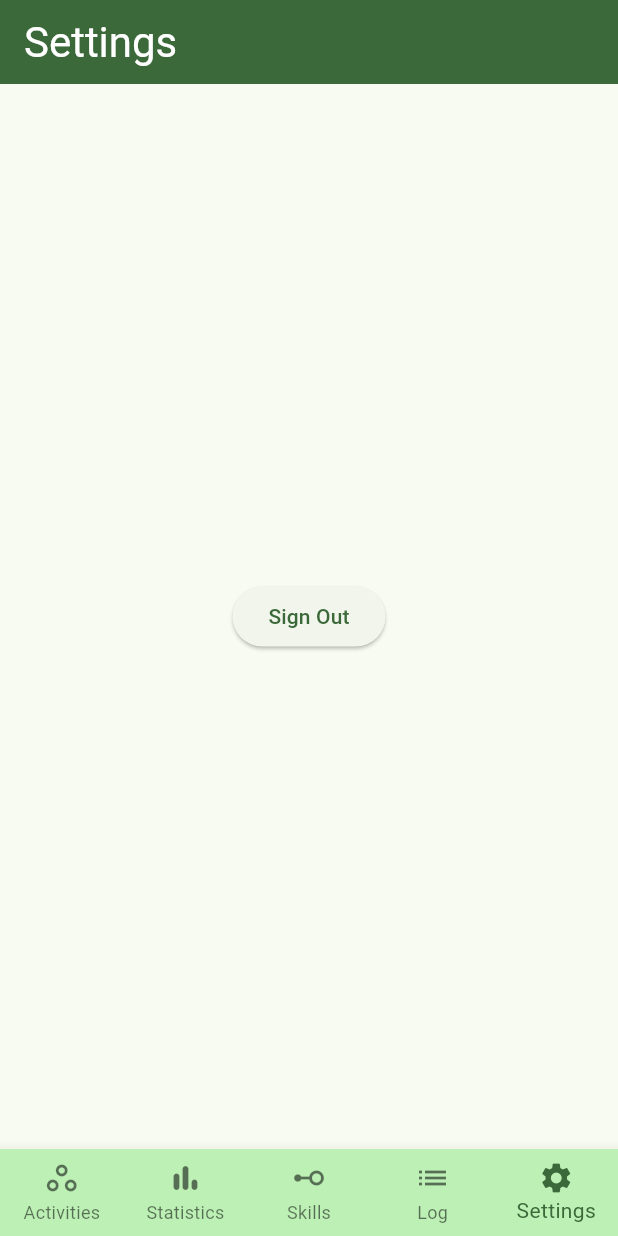
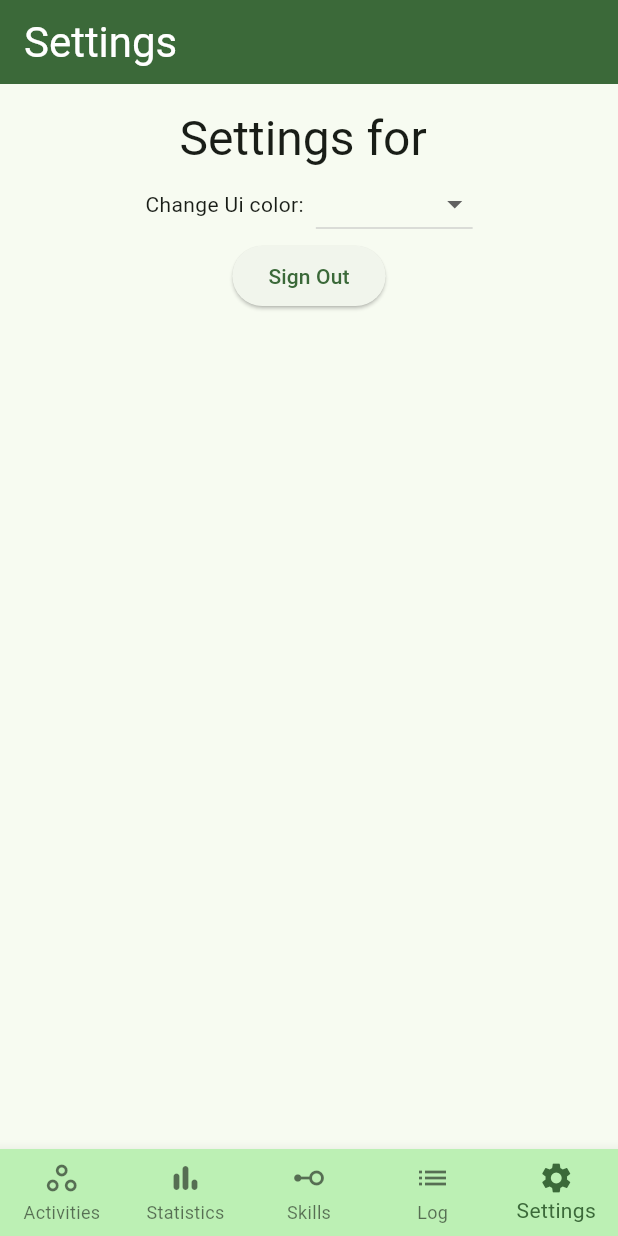
Before and after one commit to Sebsprograms/My_Skill_Tree, a Flutter app: the screen it shows once a user with an empty profile is signed in, item 5 of the bottom bar chosen, after a tap on "Sign Out", on a phone screen of 412 x 824 dp. Run offline on Flutter 3.47's test engine with Material 3 defaults, Android fonts, the phone set to English and light mode, and no system bars; our stand-ins replace cloud_firestore, firebase_auth, firebase_core; missing offline and left inert: dart:ffi; accounts and stored records are empty; generated files the repository leaves out were written again.

Commit message:
Set up basic settings page that allows the user to change the UI theme for now

```diff
--- a/lib/main.dart
+++ b/lib/main.dart
@@ -2,27 +2,43 @@ import 'package:firebase_auth/firebase_auth.dart';
 import 'package:firebase_core/firebase_core.dart';
 import 'package:flutter/material.dart';
 import 'package:my_skill_tree/firebase_options.dart';
+import 'package:my_skill_tree/models/user.dart';
+import 'package:my_skill_tree/providers/user_provider.dart';
 import 'package:my_skill_tree/screens/auth_screen.dart';
 import 'package:my_skill_tree/screens/layout.dart';
 import 'package:my_skill_tree/screens/loading_screen.dart';
 import 'package:my_skill_tree/utils/globals.dart';
+import 'package:provider/provider.dart';
 
 void main() async {
   WidgetsFlutterBinding.ensureInitialized();
   await Firebase.initializeApp(
     options: DefaultFirebaseOptions.currentPlatform,
   );
-  runApp(const MyApp());
+  runApp(const MySkillTree());
 }
 
-class MyApp extends StatefulWidget {
-  const MyApp({super.key});
+class MySkillTree extends StatelessWidget {
+  const MySkillTree({super.key});
 
   @override
-  State<MyApp> createState() => _MyAppState();
+  Widget build(BuildContext context) {
+    return MultiProvider(providers: [
+      ChangeNotifierProvider(
+        create: (_) => UserProvider(),
+      ),
+    ], child: const App());
+  }
 }
 
-class _MyAppState extends State<MyApp> {
+class App extends StatefulWidget {
+  const App({super.key});
+
+  @override
+  State<App> createState() => _AppState();
+}
+
+class _AppState extends State<App> {
   Color uiColor = appColors.values.first;
 
   void setUiColor(Color color) {
@@ -35,11 +51,13 @@ class _MyAppState extends State<MyApp> {
   @override
   Widget build(BuildContext context) {
     final allColors = appColors.values.toList();
+    AppUser? user = Provider.of<UserProvider>(context).user;
     return MaterialApp(
       title: 'Flutter Demo',
       theme: ThemeData(
         // check user collection for selected ui color.
-        colorScheme: ColorScheme.fromSeed(seedColor: uiColor),
+        colorScheme: ColorScheme.fromSeed(
+            seedColor: user != null ? appColors[user.uiColor]! : uiColor),
         useMaterial3: true,
       ),
       // Check for auth before rendering layout here
--- a/lib/models/user.dart
+++ b/lib/models/user.dart
@@ -3,9 +3,9 @@ import 'package:flutter/services.dart';
 
 class AppUser {
   final String uid;
-  final String name;
+  String name;
   final String email;
-  final Color uiColor;
+  String uiColor;
 
   AppUser({
     required this.uid,
@@ -19,7 +19,7 @@ class AppUser {
       'uid': uid,
       'name': name,
       'email': email,
-      'uiColor': uiColor.value,
+      'uiColor': uiColor,
     };
   }
 
@@ -29,7 +29,7 @@ class AppUser {
       uid: data['uid'],
       name: data['name'],
       email: data['email'],
-      uiColor: Color(data['uiColor']),
+      uiColor: data['uiColor'],
     );
   }
 }
--- /dev/null
+++ b/lib/providers/user_provider.dart
@@ -0,0 +1,22 @@
+import 'package:flutter/material.dart';
+import 'package:my_skill_tree/models/user.dart';
+import 'package:my_skill_tree/resources/firebase_auth.dart';
+import 'package:my_skill_tree/utils/globals.dart';
+
+class UserProvider extends ChangeNotifier {
+  AppUser? _user;
+  final AuthMethods _authMethods = AuthMethods();
+
+  AppUser? get user => _user;
+
+  Future<void> getCurrentUser() async {
+    _user = await _authMethods.getCurrentUser();
+    notifyListeners();
+  }
+
+  Future<void> updateUserColor(String colorKey) async {
+    _user!.uiColor = colorKey;
+    await _authMethods.updateUserColor(colorKey);
+    notifyListeners();
+  }
+}
--- a/lib/screens/auth_screen.dart
+++ b/lib/screens/auth_screen.dart
@@ -46,11 +46,14 @@ class _AuthScreenState extends State<AuthScreen> {
         password: _password,
       );
     } else {
+      String uiColor = appColors.entries
+          .firstWhere((element) => element.value == widget.uiColor)
+          .key;
       response = await AuthMethods().signUpUser(
         email: _email,
         password: _password,
         name: _name,
-        uiColor: widget.uiColor,
+        uiColor: uiColor,
       );
     }
     setState(() {
--- a/lib/screens/layout.dart
+++ b/lib/screens/layout.dart
@@ -1,7 +1,9 @@
 import 'package:flutter/material.dart';
+import 'package:my_skill_tree/providers/user_provider.dart';
 import 'package:my_skill_tree/screens/activity_list.dart';
 import 'package:my_skill_tree/screens/settings.dart';
 import 'package:my_skill_tree/screens/skills_list.dart';
+import 'package:provider/provider.dart';
 
 const pageTitles = [
   'Activities',
@@ -22,8 +24,15 @@ class _LayoutState extends State<Layout> {
   int _page = 2;
   PageController _pageController = PageController();
 
+  initUserData() async {
+    UserProvider userProvider = Provider.of(context, listen: false);
+    if (userProvider.user != null) return;
+    await userProvider.getCurrentUser();
+  }
+
   @override
   void initState() {
+    initUserData();
     _pageController = PageController(initialPage: _page);
     super.initState();
   }
--- a/lib/screens/settings.dart
+++ b/lib/screens/settings.dart
@@ -1,15 +1,56 @@
 import 'package:flutter/material.dart';
+import 'package:my_skill_tree/models/user.dart';
+import 'package:my_skill_tree/providers/user_provider.dart';
 import 'package:my_skill_tree/resources/firebase_auth.dart';
+import 'package:my_skill_tree/utils/globals.dart';
+import 'package:provider/provider.dart';
 
 class Settings extends StatelessWidget {
   const Settings({super.key});
 
   @override
   Widget build(BuildContext context) {
-    return Center(
+    final AppUser user = Provider.of<UserProvider>(context).user!;
+    return Padding(
+      padding: const EdgeInsets.all(16.0),
       child: Column(
-        mainAxisAlignment: MainAxisAlignment.center,
+        mainAxisAlignment: MainAxisAlignment.start,
         children: [
+          Text('Settings for ${user.name}',
+              style: Theme.of(context).textTheme.headlineLarge),
+          Row(
+            mainAxisAlignment: MainAxisAlignment.center,
+            children: [
+              const Text('Change Ui color:'),
+              const SizedBox(width: 8),
+              DropdownButton<String>(
+                value: user.uiColor,
+                onChanged: (String? color) {
+                  if (color == null) return;
+                  Provider.of<UserProvider>(context, listen: false)
+                      .updateUserColor(color);
+                },
+                items: appColors.values.map((color) {
+                  String value = appColors.keys
+                      .firstWhere((key) => appColors[key] == color);
+                  return DropdownMenuItem<String>(
+                    value: value,
+                    child: Row(
+                      children: [
+                        Container(
+                          color: color,
+                          height: 20,
+                          width: 20,
+                        ),
+                        const SizedBox(width: 8),
+                        Text(value),
+                      ],
+                    ),
+                  );
+                }).toList(),
+              ),
+            ],
+          ),
           ElevatedButton(
               onPressed: () async {
                 await AuthMethods().signOutUser();
--- a/lib/widgets/skill_card.dart
+++ b/lib/widgets/skill_card.dart
@@ -1,5 +1,4 @@
 import 'package:flutter/material.dart';
-import 'package:flutter/widgets.dart';
 import 'package:my_skill_tree/models/skill.dart';
 import 'package:my_skill_tree/screens/skill_details_screen.dart';
 import 'package:my_skill_tree/widgets/difficulty_emblem.dart';
```
Also changed, not shown: lib/providers/ui_color_provider.dart (deleted, +0 -12 lines), lib/resources/firebase_auth.dart (+25 -1 lines).
